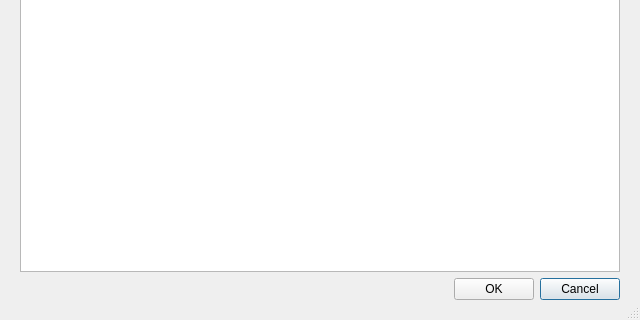
Qt form MonitorDialog.ui (Entomologist/entomologist) before a commit; both pictures show x 0 to 640 and y 160 to 480 of the 640 by 480 pixel window.
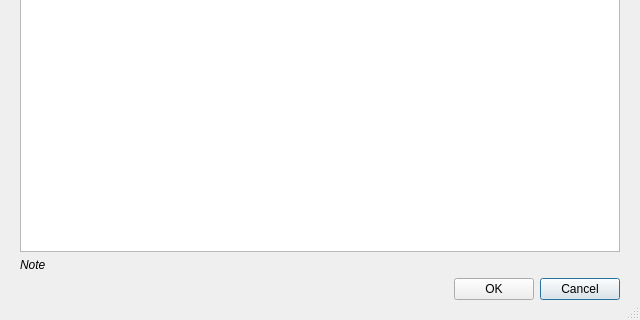
The same form after that commit. Icons and pictures are not drawn.

What changed in the file:
```diff
--- a/MonitorDialog.ui
+++ b/MonitorDialog.ui
@@ -68,6 +68,18 @@
         </column>
        </widget>
       </item>
+      <item>
+       <widget class="QLabel" name="noteLabel">
+        <property name="font">
+         <font>
+          <italic>true</italic>
+         </font>
+        </property>
+        <property name="text">
+         <string>Note</string>
+        </property>
+       </widget>
+      </item>
       <item>
        <layout class="QHBoxLayout" name="horizontalLayout">
         <item>
```
